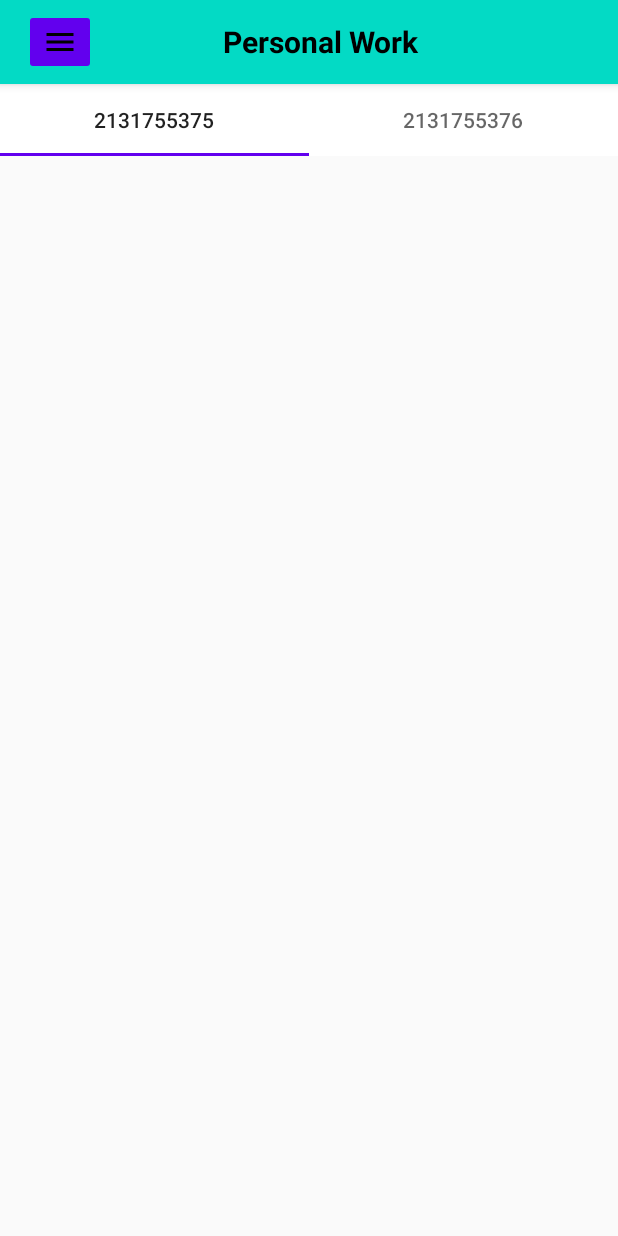
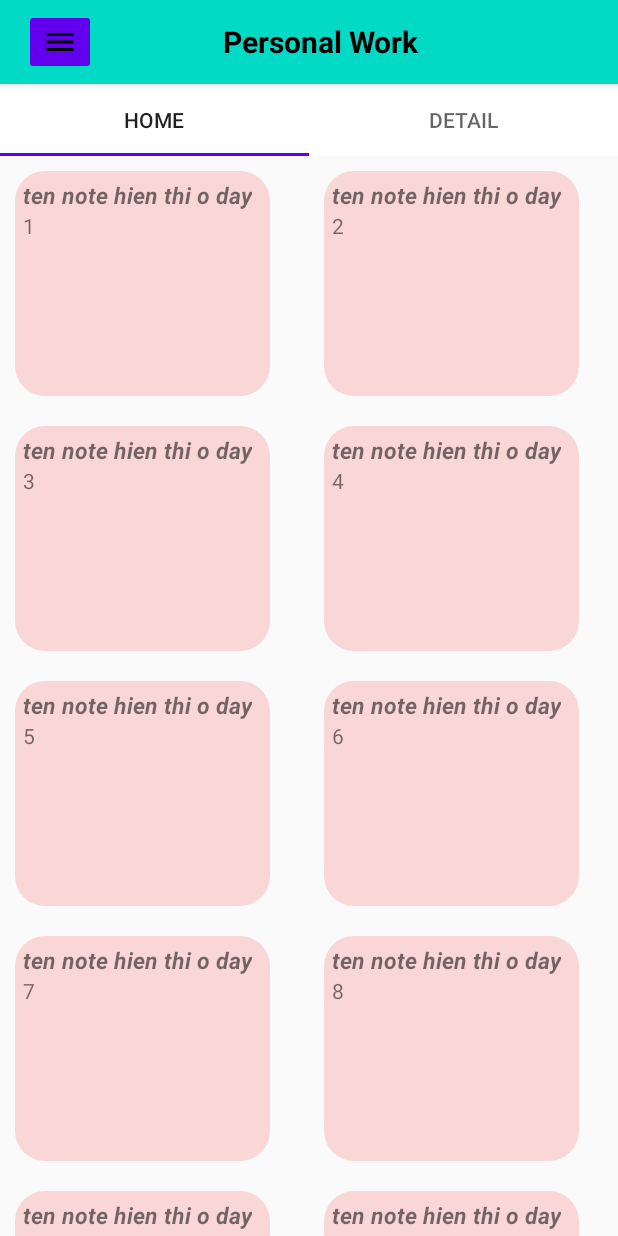
Before and after one commit to tronghuu97bl/MakeNote, an Android app: the screen it shows after launch (MainActivity), after a tap on "Personal", on a phone screen of 412 x 824 dp. Run offline under Robolectric (Android 15) with nearby library versions, the phone set to English and light mode, and no system bars; 1 other tap on this screen came first.

Commit message:
add recycler view

```diff
--- a/app/build.gradle
+++ b/app/build.gradle
@@ -26,6 +26,7 @@ dependencies {
     implementation fileTree(dir: "libs", include: ["*.jar"])
     implementation 'androidx.appcompat:appcompat:1.1.0'
     implementation 'androidx.constraintlayout:constraintlayout:1.1.3'
+    implementation 'androidx.legacy:legacy-support-v4:1.0.0'
     testImplementation 'junit:junit:4.12'
     androidTestImplementation 'androidx.test.ext:junit:1.1.1'
     androidTestImplementation 'androidx.test.espresso:espresso-core:3.2.0'
--- /dev/null
+++ b/app/src/main/java/com/tth/makenote/adapter/MyRecyclerViewAdapter.java
@@ -0,0 +1,63 @@
+package com.tth.makenote.adapter;
+
+import android.content.Context;
+import android.view.LayoutInflater;
+import android.view.VerifiedInputEvent;
+import android.view.View;
+import android.view.ViewGroup;
+import android.widget.TextView;
+
+import androidx.annotation.NonNull;
+import androidx.recyclerview.widget.RecyclerView;
+
+import com.tth.makenote.R;
+
+    public class MyRecyclerViewAdapter extends RecyclerView.Adapter<MyRecyclerViewAdapter.ViewHolder> {
+        private String[] mData;
+        private LayoutInflater mInflater;
+        private ItemClickListener mClickListener;
+        public MyRecyclerViewAdapter(Context context, String[] data){
+            this.mInflater = LayoutInflater.from(context);
+            this.mData = data;
+        }
+        @NonNull
+        @Override
+        public MyRecyclerViewAdapter.ViewHolder onCreateViewHolder(@NonNull ViewGroup parent, int viewType) {
+            View view = mInflater.inflate(R.layout.recycleview_item, parent,false);
+            return new ViewHolder(view);
+        }
+
+        @Override
+        public void onBindViewHolder(@NonNull MyRecyclerViewAdapter.ViewHolder holder, int position) {
+            holder.myTextView.setText(mData[position]);
+        }
+
+        @Override
+        public int getItemCount() {
+            return mData.length;
+        }
+
+        public class ViewHolder extends RecyclerView.ViewHolder implements View.OnClickListener {
+            TextView myTextView;
+
+            public ViewHolder(@NonNull View itemView) {
+                super(itemView);
+                myTextView = itemView.findViewById(R.id.info_text);
+                itemView.setOnClickListener(this);
+            }
+
+            @Override
+            public void onClick(View view) {
+                if (mClickListener !=null) mClickListener.onItemClick(view, getAdapterPosition());
+            }
+        }
+        String getItem(int id){
+            return mData[id];
+        }
+        void setClickListener(ItemClickListener itemClickListener){
+            this.mClickListener = itemClickListener;
+        }
+        public interface ItemClickListener{
+            void onItemClick(View view, int position);
+        }
+    }
--- a/app/src/main/java/com/tth/makenote/adapter/TabAdapter.java
+++ b/app/src/main/java/com/tth/makenote/adapter/TabAdapter.java
@@ -8,6 +8,8 @@ import android.view.ViewGroup;
 import android.widget.TextView;
 
 import com.tth.makenote.R;
+import com.tth.makenote.fragment.HomeListFragment;
+import com.tth.makenote.fragment.HomeRecyclerFragment;
 
 import androidx.annotation.NonNull;
 import androidx.annotation.Nullable;
@@ -24,17 +26,27 @@ public class TabAdapter extends FragmentPagerAdapter {
     @NonNull
     @Override
     public Fragment getItem(int position) {
-        return PlaceholderFragment.newInstance(position);
+        switch (position){
+            case 0:
+                return HomeRecyclerFragment.newInstance("0","HOME");
+            case 1:
+                return HomeListFragment.newInstance("1", "DETAIL");
+            default:
+                return HomeListFragment.newInstance("0","HOME");
+        }
+
     }
 
     @Nullable
     @Override //ok
     public CharSequence getPageTitle(int position) {
         switch (position) {
+            case 0:
+                return "HOME";
             case 1:
-                return String.valueOf(R.string.title_tab2);
+                return "DETAIL";
             default:
-                return String.valueOf(R.string.title_tab1);
+                return "HOME";
         }
     }
 
--- /dev/null
+++ b/app/src/main/java/com/tth/makenote/fragment/HomeListFragment.java
@@ -0,0 +1,66 @@
+package com.tth.makenote.fragment;
+
+import android.os.Bundle;
+
+import androidx.fragment.app.Fragment;
+
+import android.view.LayoutInflater;
+import android.view.View;
+import android.view.ViewGroup;
+
+import com.tth.makenote.R;
+
+/**
+ * A simple {@link Fragment} subclass.
+ * Use the {@link HomeListFragment#newInstance} factory method to
+ * create an instance of this fragment.
+ */
+public class HomeListFragment extends Fragment {
+
+    // TODO: Rename parameter arguments, choose names that match
+    // the fragment initialization parameters, e.g. ARG_ITEM_NUMBER
+    private static final String ARG_PARAM1 = "param1";
+    private static final String ARG_PARAM2 = "param2";
+
+    // TODO: Rename and change types of parameters
+    private String mParam1;
+    private String mParam2;
+
+    public HomeListFragment() {
+        // Required empty public constructor
+    }
+
+    /**
+     * Use this factory method to create a new instance of
+     * this fragment using the provided parameters.
+     *
+     * @param param1 Parameter 1.
+     * @param param2 Parameter 2.
+     * @return A new instance of fragment HomeListFragment.
+     */
+    // TODO: Rename and change types and number of parameters
+    public static HomeListFragment newInstance(String param1, String param2) {
+        HomeListFragment fragment = new HomeListFragment();
+        Bundle args = new Bundle();
+        args.putString(ARG_PARAM1, param1);
+        args.putString(ARG_PARAM2, param2);
+        fragment.setArguments(args);
+        return fragment;
+    }
+
+    @Override
+    public void onCreate(Bundle savedInstanceState) {
+        super.onCreate(savedInstanceState);
+        if (getArguments() != null) {
+            mParam1 = getArguments().getString(ARG_PARAM1);
+            mParam2 = getArguments().getString(ARG_PARAM2);
+        }
+    }
+
+    @Override
+    public View onCreateView(LayoutInflater inflater, ViewGroup container,
+                             Bundle savedInstanceState) {
+        // Inflate the layout for this fragment
+        return inflater.inflate(R.layout.fragment_home_list, container, false);
+    }
+}
--- /dev/null
+++ b/app/src/main/java/com/tth/makenote/fragment/HomeRecyclerFragment.java
@@ -0,0 +1,78 @@
+package com.tth.makenote.fragment;
+
+import android.os.Bundle;
+
+import androidx.fragment.app.Fragment;
+import androidx.recyclerview.widget.GridLayoutManager;
+import androidx.recyclerview.widget.RecyclerView;
+
+import android.view.LayoutInflater;
+import android.view.View;
+import android.view.ViewGroup;
+
+import com.tth.makenote.R;
+import com.tth.makenote.adapter.MyRecyclerViewAdapter;
+
+/**
+ * A simple {@link Fragment} subclass.
+ * Use the {@link HomeRecyclerFragment#newInstance} factory method to
+ * create an instance of this fragment.
+ */
+public class HomeRecyclerFragment extends Fragment {
+
+    // TODO: Rename parameter arguments, choose names that match
+    // the fragment initialization parameters, e.g. ARG_ITEM_NUMBER
+    private static final String ARG_PARAM1 = "param1";
+    private static final String ARG_PARAM2 = "param2";
+    //them recycler view
+    RecyclerView recyclerView;
+    MyRecyclerViewAdapter adapter;
+    // TODO: Rename and change types of parameters
+    private String mParam1;
+    private String mParam2;
+
+    public HomeRecyclerFragment() {
+        // Required empty public constructor
+    }
+
+    /**
+     * Use this factory method to create a new instance of
+     * this fragment using the provided parameters.
+     *
+     * @param param1 Parameter 1.
+     * @param param2 Parameter 2.
+     * @return A new instance of fragment HomeRecyclerFragment.
+     */
+    // TODO: Rename and change types and number of parameters
+    public static HomeRecyclerFragment newInstance(String param1, String param2) {
+        HomeRecyclerFragment fragment = new HomeRecyclerFragment();
+        Bundle args = new Bundle();
+        args.putString(ARG_PARAM1, param1);
+        args.putString(ARG_PARAM2, param2);
+        fragment.setArguments(args);
+        return fragment;
+    }
+
+    @Override
+    public void onCreate(Bundle savedInstanceState) {
+        super.onCreate(savedInstanceState);
+        if (getArguments() != null) {
+            mParam1 = getArguments().getString(ARG_PARAM1);
+            mParam2 = getArguments().getString(ARG_PARAM2);
+        }
+    }
+
+    @Override
+    public View onCreateView(LayoutInflater inflater, ViewGroup container,
+                             Bundle savedInstanceState) {
+        // Inflate the layout for this fragment
+        View view = inflater.inflate(R.layout.fragment_home_recycler,container,false);
+        String[] data = {"1", "2", "3", "4", "5", "6", "7", "8", "9", "10", "11", "12", "13", "14", "15", "16", "17", "18", "19", "20", "21", "22", "23", "24", "25", "26", "27", "28", "29", "30", "31", "32", "33", "34", "35", "36", "37", "38", "39", "40", "41", "42", "43", "44", "45", "46", "47", "48"};
+        int numberOfColumns = 2;
+        RecyclerView recyclerView = view.findViewById(R.id.rvNumbers);
+        recyclerView.setHasFixedSize(true);
+        recyclerView.setLayoutManager(new GridLayoutManager(getActivity(), numberOfColumns) );
+        recyclerView.setAdapter(new MyRecyclerViewAdapter(getActivity(), data));
+        return view;
+    }
+}
--- /dev/null
+++ b/app/src/main/res/drawable/border_layout_note_grid.xml
@@ -0,0 +1,5 @@
+<?xml version="1.0" encoding="utf-8"?>
+<shape xmlns:android="http://schemas.android.com/apk/res/android" android:shape="rectangle">
+    <solid android:color="#FAD7D7"></solid>
+    <corners android:radius="20dp"></corners>
+</shape>
--- /dev/null
+++ b/app/src/main/res/layout/fragment_home_list.xml
@@ -0,0 +1,14 @@
+<?xml version="1.0" encoding="utf-8"?>
+<FrameLayout xmlns:android="http://schemas.android.com/apk/res/android"
+    xmlns:tools="http://schemas.android.com/tools"
+    android:layout_width="match_parent"
+    android:layout_height="match_parent"
+    tools:context=".fragment.HomeListFragment">
+
+    <!-- TODO: Update blank fragment layout -->
+    <TextView
+        android:layout_width="match_parent"
+        android:layout_height="match_parent"
+        android:text="@string/hello_blank_fragment" />
+
+</FrameLayout>
--- /dev/null
+++ b/app/src/main/res/layout/fragment_home_recycler.xml
@@ -0,0 +1,14 @@
+<?xml version="1.0" encoding="utf-8"?>
+<RelativeLayout
+    xmlns:android="http://schemas.android.com/apk/res/android"
+    android:layout_width="match_parent"
+    android:layout_height="match_parent">
+
+    <androidx.recyclerview.widget.RecyclerView
+        android:id="@+id/rvNumbers"
+        android:layout_width="match_parent"
+        android:layout_height="match_parent">
+
+    </androidx.recyclerview.widget.RecyclerView>
+
+</RelativeLayout>
--- /dev/null
+++ b/app/src/main/res/layout/recycleview_item.xml
@@ -0,0 +1,26 @@
+<?xml version="1.0" encoding="utf-8"?>
+<GridLayout
+    xmlns:android="http://schemas.android.com/apk/res/android"
+    android:orientation="vertical"
+    android:background="@drawable/border_layout_note_grid"
+    android:padding="5dp"
+    android:layout_width="170dp"
+    android:layout_height="150dp"
+    android:layout_marginHorizontal="10dp"
+    android:layout_marginVertical="10dp"
+   >
+    <TextView
+        android:id="@+id/title_tv"
+        style="@style/titleText"
+        android:text="ten note hien thi o day"
+        android:layout_width="wrap_content"
+        android:layout_height="wrap_content"
+        ></TextView>
+    <TextView
+        android:id="@+id/info_text"
+        android:layout_width="wrap_content"
+        android:layout_height="wrap_content"
+
+      />
+
+</GridLayout>
--- a/app/src/main/res/values/strings.xml
+++ b/app/src/main/res/values/strings.xml
@@ -9,4 +9,6 @@
     <string name="app3_tv">Make Note</string>
     <string name="title_tab1">Note</string>
     <string name="title_tab2">Work</string>
+    <!-- TODO: Remove or change this placeholder text -->
+    <string name="hello_blank_fragment">Hello blank fragment</string>
 </resources>
--- a/app/src/main/res/values/styles.xml
+++ b/app/src/main/res/values/styles.xml
@@ -6,4 +6,9 @@
         <item name="colorPrimaryDark">@color/colorPrimaryDark</item>
         <item name="colorAccent">@color/colorAccent</item>
     </style>
+    <style name="titleText">
+        <item name="android:textSize">15dp</item>
+        <item name="textAllCaps">false</item>
+        <item name="android:textStyle">bold|italic</item>
+    </style>
 </resources>
```
